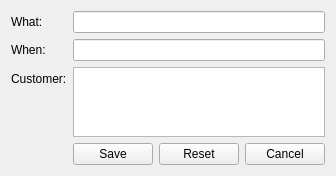
The window that qt/apps/tutorial/forms/note_edit.ui (Wolframe/qtClient) describes before a commit, drawn with Qt 5.
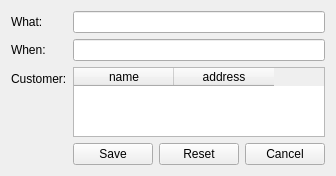
The same window after the commit.

```diff
--- a/qt/apps/tutorial/forms/note_edit.ui
+++ b/qt/apps/tutorial/forms/note_edit.ui
@@ -7,7 +7,7 @@
     <x>0</x>
     <y>0</y>
     <width>333</width>
-    <height>122</height>
+    <height>163</height>
    </rect>
   </property>
   <property name="windowTitle">
@@ -138,7 +138,30 @@
     </widget>
    </item>
    <item row="2" column="1">
-    <widget class="QListWidget" name="customer"/>
+    <widget class="QTableWidget" name="customer">
+     <property name="selectionMode">
+      <enum>QAbstractItemView::SingleSelection</enum>
+     </property>
+     <property name="selectionBehavior">
+      <enum>QAbstractItemView::SelectRows</enum>
+     </property>
+     <property name="doctype" stdset="0">
+      <string>CustomerList</string>
+     </property>
+     <property name="rootelement" stdset="0">
+      <string>customer</string>
+     </property>
+     <column>
+      <property name="text">
+       <string>name</string>
+      </property>
+     </column>
+     <column>
+      <property name="text">
+       <string>address</string>
+      </property>
+     </column>
+    </widget>
    </item>
   </layout>
  </widget>
```
Left out of the diff: 4 changed lines with no effect on the pictures.
